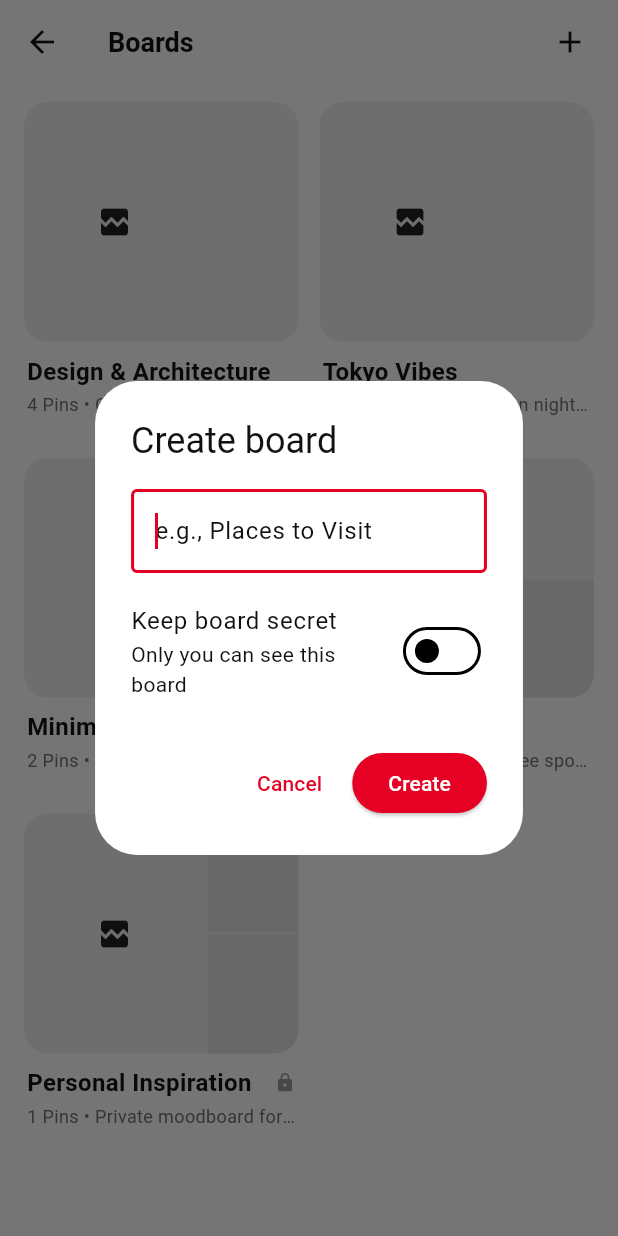
After one commit to shamininayagam/pinterest-rev, a Flutter app: the BoardsView screen opened directly, after a tap on the "add" icon, on a phone screen of 412 x 824 dp. The commit adds this screen. Run offline on Flutter 3.47's test engine with Material 3 defaults, Android fonts, the phone set to English and light mode, and no system bars; drawn by our look-alikes of cached_network_image; our stand-ins replace flutter_riverpod, go_router, shared_preferences; accounts and stored records are empty; network calls fail.

Commit message:
feat(boards): implement board collections, 3-image preview card, and board detail view

```diff
--- a/lib/view_model/boards_view_model.dart
+++ b/lib/view_model/boards_view_model.dart
@@ -56,6 +56,12 @@ class BoardsNotifier extends StateNotifier<BoardsState> {
     return newBoard;
   }
 
+  Future<void> updateBoard(Board updatedBoard) async {
+    final updated = state.boards.map((b) => b.id == updatedBoard.id ? updatedBoard : b).toList();
+    state = state.copyWith(boards: updated);
+    await _repository.saveBoards(updated);
+  }
+
   Future<void> setCoverPin(String boardId, String pinId) async {
     final updated = state.boards.map((b) {
       if (b.id == boardId && (b.coverPinId == null || b.coverPinId!.isEmpty)) {
--- /dev/null
+++ b/lib/views/boards/boards_view.dart
@@ -0,0 +1,186 @@
+import 'package:flutter/material.dart';
+import 'package:flutter_riverpod/flutter_riverpod.dart';
+import 'package:go_router/go_router.dart';
+import '../../ui/ui.dart';
+import '../../view_model/boards_view_model.dart';
+import '../../view_model/feed_view_model.dart';
+import 'widgets/board_card.dart';
+
+class BoardsView extends ConsumerWidget {
+  final bool showAppBar;
+
+  const BoardsView({
+    super.key,
+    this.showAppBar = true,
+  });
+
+  @override
+  Widget build(BuildContext context, WidgetRef ref) {
+    final boardsState = ref.watch(boardsViewModelProvider);
+    final boardsNotifier = ref.read(boardsViewModelProvider.notifier);
+    final feedState = ref.watch(feedViewModelProvider);
+    final theme = Theme.of(context);
+    final isDark = theme.brightness == Brightness.dark;
+
+    final content = boardsState.isLoading
+        ? const Center(child: CircularProgressIndicator())
+        : boardsState.boards.isEmpty
+            ? Center(
+                child: Padding(
+                  padding: const EdgeInsets.symmetric(horizontal: 32, vertical: 48),
+                  child: Column(
+                    mainAxisAlignment: MainAxisAlignment.center,
+                    children: [
+                      Icon(
+                        Icons.dashboard_customize_outlined,
+                        size: 64,
+                        color: isDark ? AppColors.darkTextSecondary : AppColors.lightTextSecondary,
+                      ),
+                      const SizedBox(height: AppSpacing.md),
+                      Text(
+                        'Keep your ideas organized',
+                        style: AppTypography.headingMedium.copyWith(
+                          color: isDark ? AppColors.darkText : AppColors.lightText,
+                        ),
+                      ),
+                      const SizedBox(height: 8),
+                      Text(
+                        'Create boards to save Pins for recipes, outfits, home decor, and projects.',
+                        textAlign: TextAlign.center,
+                        style: TextStyle(
+                          color: isDark ? AppColors.darkTextSecondary : AppColors.lightTextSecondary,
+                          fontSize: 14,
+                        ),
+                      ),
+                      const SizedBox(height: AppSpacing.lg),
+                      ElevatedButton.icon(
+                        style: ElevatedButton.styleFrom(
+                          backgroundColor: AppColors.primary,
+                          foregroundColor: Colors.white,
+                          padding: const EdgeInsets.symmetric(horizontal: 20, vertical: 12),
+                          shape: RoundedRectangleBorder(
+                            borderRadius: BorderRadius.circular(AppSpacing.radiusPill),
+                          ),
+                        ),
+                        icon: const Icon(Icons.add, size: 20),
+                        label: const Text('Create board'),
+                        onPressed: () {
+                          _showCreateBoardDialog(context, boardsNotifier);
+                        },
+                      ),
+                    ],
+                  ),
+                ),
+              )
+            : Padding(
+                padding: const EdgeInsets.symmetric(horizontal: AppSpacing.lg),
+                child: LayoutBuilder(
+                  builder: (context, constraints) {
+                    final crossAxisCount = constraints.maxWidth < 600 ? 2 : (constraints.maxWidth < 900 ? 3 : 4);
+
+                    return GridView.builder(
+                      shrinkWrap: !showAppBar,
+                      physics: showAppBar ? const AlwaysScrollableScrollPhysics() : const NeverScrollableScrollPhysics(),
+                      padding: const EdgeInsets.symmetric(vertical: AppSpacing.md),
+                      gridDelegate: SliverGridDelegateWithFixedCrossAxisCount(
+                        crossAxisCount: crossAxisCount,
+                        crossAxisSpacing: 14,
+                        mainAxisSpacing: 14,
+                        childAspectRatio: 0.82,
+                      ),
+                      itemCount: boardsState.boards.length,
+                      itemBuilder: (context, index) {
+                        final board = boardsState.boards[index];
+                        final pinsInBoard = feedState.allPins.where((p) => p.boardId == board.id).toList();
+
+                        return BoardCard(
+                          board: board,
+                          pins: pinsInBoard,
+                          onTap: () {
+                            context.push('/board/${board.id}');
+                          },
+                        );
+                      },
+                    );
+                  },
+                ),
+              );
+
+    if (!showAppBar) {
+      return content;
+    }
+
+    return Scaffold(
+      appBar: AppBar(
+        title: const Text('Boards'),
+        actions: [
+          IconButton(
+            icon: const Icon(Icons.add),
+            tooltip: 'Create Board',
+            onPressed: () => _showCreateBoardDialog(context, boardsNotifier),
+          ),
+          const SizedBox(width: AppSpacing.sm),
+        ],
+      ),
+      body: content,
+    );
+  }
+
+  void _showCreateBoardDialog(BuildContext context, BoardsNotifier notifier) {
+    final nameCtrl = TextEditingController();
+    bool isPrivate = false;
+
+    showDialog(
+      context: context,
+      builder: (ctx) => StatefulBuilder(
+        builder: (ctx, setState) {
+          return AlertDialog(
+            title: const Text('Create board'),
+            content: Column(
+              mainAxisSize: MainAxisSize.min,
+              children: [
+                TextField(
+                  controller: nameCtrl,
+                  autofocus: true,
+                  decoration: const InputDecoration(
+                    hintText: 'e.g., Places to Visit',
+                    border: OutlineInputBorder(),
+                  ),
+                ),
+                const SizedBox(height: AppSpacing.md),
+                SwitchListTile(
+                  contentPadding: EdgeInsets.zero,
+                  title: const Text('Keep board secret'),
+                  subtitle: const Text('Only you can see this board'),
+                  value: isPrivate,
+                  activeThumbColor: AppColors.primary,
+                  onChanged: (val) => setState(() => isPrivate = val),
+                ),
+              ],
+            ),
+            actions: [
+              TextButton(
+                onPressed: () => Navigator.pop(ctx),
+                child: const Text('Cancel'),
+              ),
+              ElevatedButton(
+                style: ElevatedButton.styleFrom(
+                  backgroundColor: AppColors.primary,
+                  foregroundColor: Colors.white,
+                ),
+                onPressed: () async {
+                  final name = nameCtrl.text.trim();
+                  if (name.isNotEmpty) {
+                    await notifier.createBoard(name, isPrivate: isPrivate);
+                    if (ctx.mounted) Navigator.pop(ctx);
+                  }
+                },
+                child: const Text('Create'),
+              ),
+            ],
+          );
+        },
+      ),
+    );
+  }
+}
--- /dev/null
+++ b/lib/views/boards/widgets/board_card.dart
@@ -0,0 +1,143 @@
+import 'package:flutter/material.dart';
+import 'package:cached_network_image/cached_network_image.dart';
+import '../../../model/board_model.dart';
+import '../../../model/pin_model.dart';
+import '../../../ui/ui.dart';
+
+class BoardCard extends StatelessWidget {
+  final Board board;
+  final List<Pin> pins;
+  final VoidCallback onTap;
+
+  const BoardCard({
+    super.key,
+    required this.board,
+    required this.pins,
+    required this.onTap,
+  });
+
+  @override
+  Widget build(BuildContext context) {
+    final theme = Theme.of(context);
+    final isDark = theme.brightness == Brightness.dark;
+
+    final img1 = pins.isNotEmpty ? pins[0].imageUrl : null;
+    final img2 = pins.length > 1 ? pins[1].imageUrl : null;
+    final img3 = pins.length > 2 ? pins[2].imageUrl : null;
+
+    return GestureDetector(
+      onTap: onTap,
+      child: Column(
+        crossAxisAlignment: CrossAxisAlignment.start,
+        children: [
+          // 3-Image Collage Box
+          ClipRRect(
+            borderRadius: BorderRadius.circular(AppSpacing.radiusMd),
+            child: Container(
+              height: 160,
+              color: isDark ? AppColors.darkSurface : AppColors.lightSurface,
+              child: Row(
+                children: [
+                  // Main Cover Image (left 2/3)
+                  Expanded(
+                    flex: 2,
+                    child: img1 != null
+                        ? CachedNetworkImage(
+                            imageUrl: img1,
+                            fit: BoxFit.cover,
+                            height: double.infinity,
+                            placeholder: (context, url) => Container(color: Colors.grey.shade400),
+                            errorWidget: (context, url, error) => const Center(child: Icon(Icons.broken_image)),
+                          )
+                        : Container(
+                            color: isDark ? AppColors.darkSurfaceHover : AppColors.lightSurfaceHover,
+                            child: const Center(child: Icon(Icons.dashboard_outlined, color: Colors.grey)),
+                          ),
+                  ),
+                  const SizedBox(width: 2),
+
+                  // Stacked Thumbnails (right 1/3)
+                  Expanded(
+                    flex: 1,
+                    child: Column(
+                      children: [
+                        Expanded(
+                          child: img2 != null
+                              ? CachedNetworkImage(
+                                  imageUrl: img2,
+                                  fit: BoxFit.cover,
+                                  width: double.infinity,
+                                  placeholder: (context, url) => Container(color: Colors.grey.shade400),
+                                  errorWidget: (context, url, error) => const SizedBox(),
+                                )
+                              : Container(
+                                  color: isDark ? AppColors.darkSurfaceHover : AppColors.lightSurfaceHover,
+                                ),
+                        ),
+                        const SizedBox(height: 2),
+                        Expanded(
+                          child: img3 != null
+                              ? CachedNetworkImage(
+                                  imageUrl: img3,
+                                  fit: BoxFit.cover,
+                                  width: double.infinity,
+                                  placeholder: (context, url) => Container(color: Colors.grey.shade400),
+                                  errorWidget: (context, url, error) => const SizedBox(),
+                                )
+                              : Container(
+                                  color: isDark ? AppColors.darkSurfaceHover : AppColors.lightSurfaceHover,
+                                ),
+                        ),
+                      ],
+                    ),
+                  ),
+                ],
+              ),
+            ),
+          ),
+
+          // Board Title & Count
+          Padding(
+            padding: const EdgeInsets.only(top: 8, left: 2, right: 2),
+            child: Column(
+              crossAxisAlignment: CrossAxisAlignment.start,
+              children: [
+                Row(
+                  children: [
+                    Expanded(
+                      child: Text(
+                        board.name,
+                        maxLines: 1,
+                        overflow: TextOverflow.ellipsis,
+                        style: TextStyle(
+                          fontSize: 16,
+                          fontWeight: FontWeight.w700,
+                          color: isDark ? AppColors.darkText : AppColors.lightText,
+                        ),
+                      ),
+                    ),
+                    if (board.isPrivate) ...[
+                      const SizedBox(width: 4),
+                      const Icon(Icons.lock, size: 14, color: Colors.grey),
+                    ],
+                  ],
+                ),
+                const SizedBox(height: 2),
+                Text(
+                  '${pins.length} Pins${board.description.isNotEmpty ? ' • ${board.description}' : ''}',
+                  maxLines: 1,
+                  overflow: TextOverflow.ellipsis,
+                  style: TextStyle(
+                    fontSize: 12,
+                    color: isDark ? AppColors.darkTextSecondary : AppColors.lightTextSecondary,
+                  ),
+                ),
+              ],
+            ),
+          ),
+          const SizedBox(height: 12),
+        ],
+      ),
+    );
+  }
+}
--- a/lib/views/navigation/app_router.dart
+++ b/lib/views/navigation/app_router.dart
@@ -5,6 +5,7 @@ import '../search/search_view.dart';
 import '../create_pin/create_pin_view.dart';
 import '../profile/profile_view.dart';
 import '../pin_detail/pin_detail_view.dart';
+import '../boards/board_detail_view.dart';
 import 'scaffold_with_nav_bar.dart';
 
 final GlobalKey<NavigatorState> _rootNavigatorKey = GlobalKey<NavigatorState>();
@@ -69,5 +70,14 @@ final GoRouter appRouter = GoRouter(
         return PinDetailView(pinId: pinId);
       },
     ),
+    // Full screen board detail route covering bottom bar
+    GoRoute(
+      path: '/board/:id',
+      parentNavigatorKey: _rootNavigatorKey,
+      builder: (context, state) {
+        final boardId = state.pathParameters['id'] ?? '';
+        return BoardDetailView(boardId: boardId);
+      },
+    ),
   ],
 );
```
Also changed, not shown: lib/views/boards/board_detail_view.dart (added, +175 -0 lines), lib/views/boards/widgets/edit_board_dialog.dart (added, +145 -0 lines).
